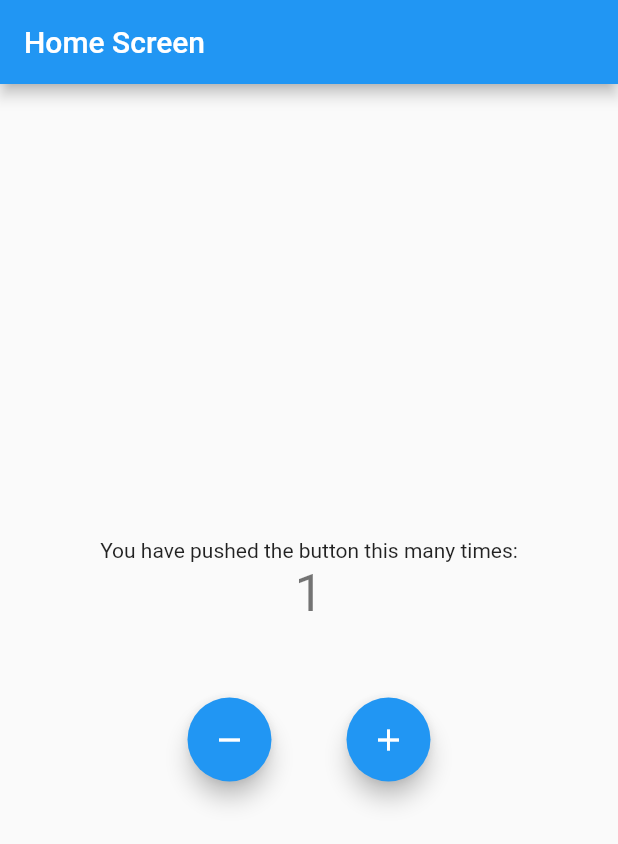
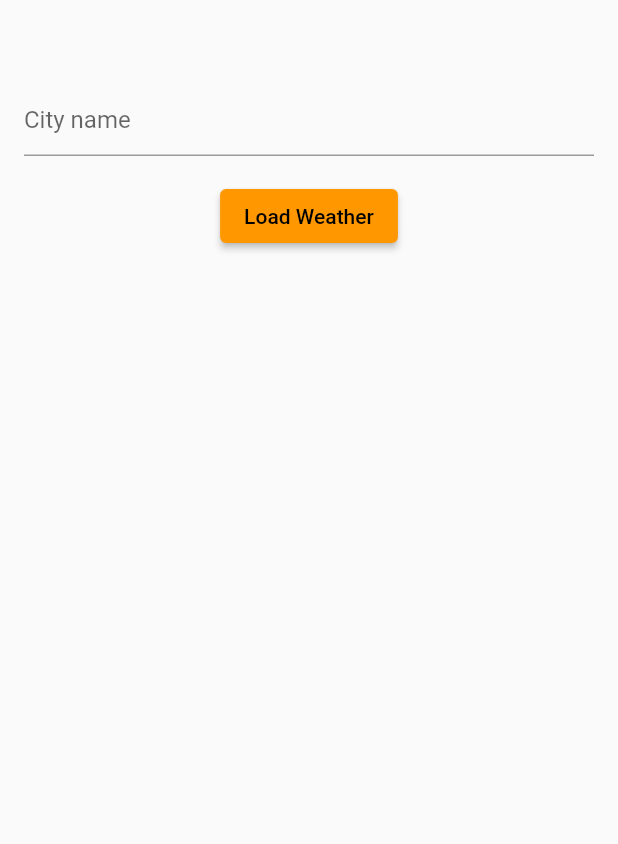
Before and after one commit to kapil708/flutter_bloc_demos, a Flutter app: the screen it shows after launch, on a phone screen of 412 x 824 dp. Shown: the top 844 px of the screen. Run offline on Flutter 3.47's test engine with Material 2 defaults, Android fonts, the phone set to English and light mode, and no system bars; our stand-ins replace connectivity_plus, flutter_bloc.

Commit message:
- weather app demo

```diff
--- a/lib/bloc_to_bloc/index.dart
+++ b/lib/bloc_to_bloc/index.dart
@@ -3,7 +3,6 @@ import 'package:flutter/material.dart';
 import 'package:flutter_bloc/flutter_bloc.dart';
 import 'package:flutter_bloc_demos/bloc_to_bloc/logic/cubit/counter_cubit.dart';
 import 'package:flutter_bloc_demos/bloc_to_bloc/logic/cubit/internet_cubit.dart';
-import 'package:flutter_bloc_demos/multi_screen_demo/logic/cubit/counter_cubit.dart';
 
 import 'presentation/route/app_route.dart';
 
@@ -23,10 +22,12 @@ class _BlocToBlocAppState extends State<BlocToBlocApp> {
     return MultiBlocProvider(
       providers: [
         BlocProvider<InternetCubit>(create: (context) => InternetCubit(connectivity: connectivity)),
-        BlocProvider<CounterCubit>(create: (context) => CounterCubit(internetCubit: BlocProvider.of<InternetCubit>(context))),
+        BlocProvider<CounterCubit>(create: (context) => CounterCubit()),
+        //BlocProvider<CounterCubit>(create: (context) => CounterCubit(internetCubit: BlocProvider.of<InternetCubit>(context))),
       ],
       child: MaterialApp(
         title: 'Bloc Demo',
+        debugShowCheckedModeBanner: false,
         theme: ThemeData(primarySwatch: Colors.blue),
         onGenerateRoute: _appRoute.onGenerateRoute,
       ),
--- a/lib/bloc_to_bloc/logic/cubit/counter_cubit.dart
+++ b/lib/bloc_to_bloc/logic/cubit/counter_cubit.dart
@@ -1,10 +1,4 @@
-import 'dart:async';
-
 import 'package:flutter_bloc/flutter_bloc.dart';
-import 'package:flutter_bloc_demos/bloc_to_bloc/constants/enums.dart';
-import 'package:flutter_bloc_demos/bloc_to_bloc/logic/cubit/internet_state.dart';
-
-import 'internet_cubit.dart';
 
 class CounterState {
   int counterValue;
@@ -17,14 +11,16 @@ class CounterState {
 }
 
 class CounterCubit extends Cubit<CounterState> {
-  final InternetCubit internetCubit;
-  StreamSubscription? internetStreamSubscription;
+  /*final InternetCubit internetCubit;
+  StreamSubscription? internetStreamSubscription;*/
 
-  CounterCubit({required this.internetCubit}) : super(CounterState(counterValue: 0)) {
+  /*CounterCubit({required this.internetCubit}) : super(CounterState(counterValue: 0)) {
     monitorInternetCubit();
-  }
+  }*/
 
-  StreamSubscription<InternetState> monitorInternetCubit() {
+  CounterCubit() : super(CounterState(counterValue: 0));
+
+  /*StreamSubscription<InternetState> monitorInternetCubit() {
     return internetStreamSubscription = internetCubit.stream.listen((result) {
       if (result is InternetConnected && result.connectionType == ConnectionType.wifi) {
         increment();
@@ -33,15 +29,15 @@ class CounterCubit extends Cubit<CounterState> {
         decrement();
       }
     });
-  }
+  }*/
 
   void increment() => emit(CounterState(counterValue: state.counterValue + 1, wasIncremented: true));
 
   void decrement() => emit(CounterState(counterValue: state.counterValue - 1, wasIncremented: false));
 
-  @override
+  /*@override
   Future<void> close() {
     internetStreamSubscription!.cancel();
     return super.close();
-  }
+  }*/
 }
--- a/lib/multi_screen_demo/presentation/route/app_route.dart
+++ b/lib/multi_screen_demo/presentation/route/app_route.dart
@@ -13,15 +13,15 @@ class AppRoute {
     switch (routeSettings.name) {
       case '/':
         return MaterialPageRoute(
-          builder: (_) => BlocProvider.value(value: _counterCubit, child: const HomeScreen()),
+          builder: (_) => BlocProvider.value(value: _counterCubit, key: const Key("Home"), child: const HomeScreen()),
         );
       case '/second':
         return MaterialPageRoute(
-          builder: (_) => BlocProvider.value(value: _counterCubit, child: const SecondScreen()),
+          builder: (_) => BlocProvider.value(value: _counterCubit, key: const Key("Screen 2"), child: const SecondScreen()),
         );
       case '/third':
         return MaterialPageRoute(
-          builder: (_) => BlocProvider.value(value: _counterCubit, child: const ThirdScreen()),
+          builder: (_) => BlocProvider.value(value: _counterCubit, key: const Key("Screen 3"), child: const ThirdScreen()),
         );
       default:
         return null;
--- a/lib/multi_screen_demo/presentation/screens/home.dart
+++ b/lib/multi_screen_demo/presentation/screens/home.dart
@@ -44,6 +44,7 @@ class HomeScreen extends StatelessWidget {
               mainAxisAlignment: MainAxisAlignment.center,
               children: [
                 FloatingActionButton(
+                  heroTag: "Screen 1 add",
                   onPressed: () {
                     BlocProvider.of<MultiCounterCubit>(context).decrement();
                   },
@@ -51,6 +52,7 @@ class HomeScreen extends StatelessWidget {
                 ),
                 const SizedBox(width: 50),
                 FloatingActionButton(
+                  heroTag: "Screen 1 remove",
                   onPressed: () {
                     context.read<MultiCounterCubit>().increment();
                   },
--- a/lib/multi_screen_demo/presentation/screens/screen_2.dart
+++ b/lib/multi_screen_demo/presentation/screens/screen_2.dart
@@ -33,6 +33,7 @@ class SecondScreen extends StatelessWidget {
               mainAxisAlignment: MainAxisAlignment.center,
               children: [
                 FloatingActionButton(
+                  heroTag: "Screen 2 add",
                   backgroundColor: Colors.red,
                   onPressed: () {
                     BlocProvider.of<MultiCounterCubit>(context).decrement();
@@ -41,6 +42,7 @@ class SecondScreen extends StatelessWidget {
                 ),
                 const SizedBox(width: 50),
                 FloatingActionButton(
+                  heroTag: "Screen 2 remove",
                   backgroundColor: Colors.red,
                   onPressed: () {
                     context.read<MultiCounterCubit>().increment();
--- a/lib/multi_screen_demo/presentation/screens/screen_3.dart
+++ b/lib/multi_screen_demo/presentation/screens/screen_3.dart
@@ -32,6 +32,7 @@ class ThirdScreen extends StatelessWidget {
               mainAxisAlignment: MainAxisAlignment.center,
               children: [
                 FloatingActionButton(
+                  heroTag: "Screen 3 add",
                   backgroundColor: Colors.green,
                   onPressed: () {
                     BlocProvider.of<MultiCounterCubit>(context).decrement();
@@ -40,6 +41,7 @@ class ThirdScreen extends StatelessWidget {
                 ),
                 const SizedBox(width: 50),
                 FloatingActionButton(
+                  heroTag: "Screen 3 remove",
                   backgroundColor: Colors.green,
                   onPressed: () {
                     context.read<MultiCounterCubit>().increment();
--- /dev/null
+++ b/lib/weather/cubit/weather_state.dart
@@ -0,0 +1,17 @@
+abstract class WeatherState {}
+
+class WeatherInitial extends WeatherState {}
+
+class WeatherLoading extends WeatherState {}
+
+class WeatherLoaded extends WeatherState {
+  final dynamic data;
+
+  WeatherLoaded({required this.data});
+}
+
+class WeatherError extends WeatherState {
+  final String errorText;
+
+  WeatherError({required this.errorText});
+}
--- /dev/null
+++ b/lib/weather/index.dart
@@ -0,0 +1,22 @@
+import 'package:flutter/material.dart';
+import 'package:flutter_bloc/flutter_bloc.dart';
+
+import 'cubit/weather_cubit.dart';
+import 'weather.dart';
+
+class WeatherApp extends StatelessWidget {
+  const WeatherApp({Key? key}) : super(key: key);
+
+  @override
+  Widget build(BuildContext context) {
+    return BlocProvider<WeatherCubit>(
+      create: (context) => WeatherCubit(),
+      child: MaterialApp(
+        title: "Weather App",
+        debugShowCheckedModeBanner: false,
+        theme: ThemeData(primarySwatch: Colors.orange),
+        home: MyApp(),
+      ),
+    );
+  }
+}
--- /dev/null
+++ b/lib/weather/weather.dart
@@ -0,0 +1,94 @@
+import 'package:flutter/material.dart';
+import 'package:flutter_bloc/flutter_bloc.dart';
+import 'package:flutter_bloc_demos/weather/cubit/weather_cubit.dart';
+import 'package:flutter_bloc_demos/weather/cubit/weather_state.dart';
+
+class MyApp extends StatelessWidget {
+  MyApp({Key? key}) : super(key: key);
+
+  TextEditingController txtCity = TextEditingController();
+
+  @override
+  Widget build(BuildContext context) {
+    return BlocBuilder<WeatherCubit, WeatherState>(
+      builder: (context, state) {
+        return Scaffold(
+          body: SingleChildScrollView(
+            child: SizedBox(
+              width: MediaQuery.of(context).size.width,
+              child: Column(
+                crossAxisAlignment: CrossAxisAlignment.center,
+                mainAxisAlignment: MainAxisAlignment.center,
+                children: [
+                  const SizedBox(height: 40),
+                  if (state is WeatherError)
+                    Padding(
+                      padding: const EdgeInsets.all(16),
+                      child: Text(
+                        state.errorText,
+                        style: Theme.of(context).textTheme.bodyMedium?.copyWith(
+                              color: Theme.of(context).colorScheme.error,
+                            ),
+                      ),
+                    ),
+                  if (state is WeatherLoaded)
+                    (state.data['success'] == true)
+                        ? Column(
+                            children: [
+                              Text(
+                                "${state.data['data']['current']['temperature']}",
+                                style: Theme.of(context).textTheme.displayLarge,
+                              ),
+                              Row(
+                                mainAxisAlignment: MainAxisAlignment.center,
+                                children: [
+                                  Text(
+                                    "${state.data['data']['current']['weather_descriptions'][0]}",
+                                    style: Theme.of(context).textTheme.headlineSmall,
+                                  ),
+                                  const SizedBox(width: 16),
+                                  Image.network(state.data['data']['current']['weather_icons'][0]),
+                                ],
+                              ),
+                              ListTile(
+                                leading: const Icon(Icons.wind_power),
+                                title: const Text("Wind speed"),
+                                trailing: Text("${state.data['data']['current']['wind_speed']}"),
+                              ),
+                              ListTile(
+                                leading: const Icon(Icons.location_on),
+                                title: const Text("location"),
+                                trailing: Text("${state.data['data']['location']['name']}"),
+                              ),
+                            ],
+                          )
+                        : const Text("Please enter a valid city name"),
+                  (state is WeatherLoading)
+                      ? const Center(child: CircularProgressIndicator())
+                      : Padding(
+                          padding: const EdgeInsets.all(16),
+                          child: Column(
+                            children: [
+                              TextFormField(
+                                controller: txtCity,
+                                decoration: const InputDecoration(
+                                  hintText: "City name",
+                                ),
+                              ),
+                              const SizedBox(height: 16),
+                              ElevatedButton(
+                                onPressed: () => context.read<WeatherCubit>().loadWeather(txtCity.text),
+                                child: const Text("Load Weather"),
+                              ),
+                            ],
+                          ),
+                        ),
+                ],
+              ),
+            ),
+          ),
+        );
+      },
+    );
+  }
+}
--- a/pubspec.yaml
+++ b/pubspec.yaml
@@ -38,6 +38,7 @@ dependencies:
   cupertino_icons: ^1.0.2
   flutter_bloc: ^8.1.1
   connectivity_plus: ^3.0.2
+  http: ^1.0.0
 
 dev_dependencies:
   flutter_test:
```
Also changed, not shown: lib/bloc_to_bloc/presentation/screens/home.dart (+35 -4 lines), lib/main.dart (+24 -7 lines), lib/weather/cubit/weather_cubit.dart (added, +51 -0 lines), pubspec.lock, 1 other file.
